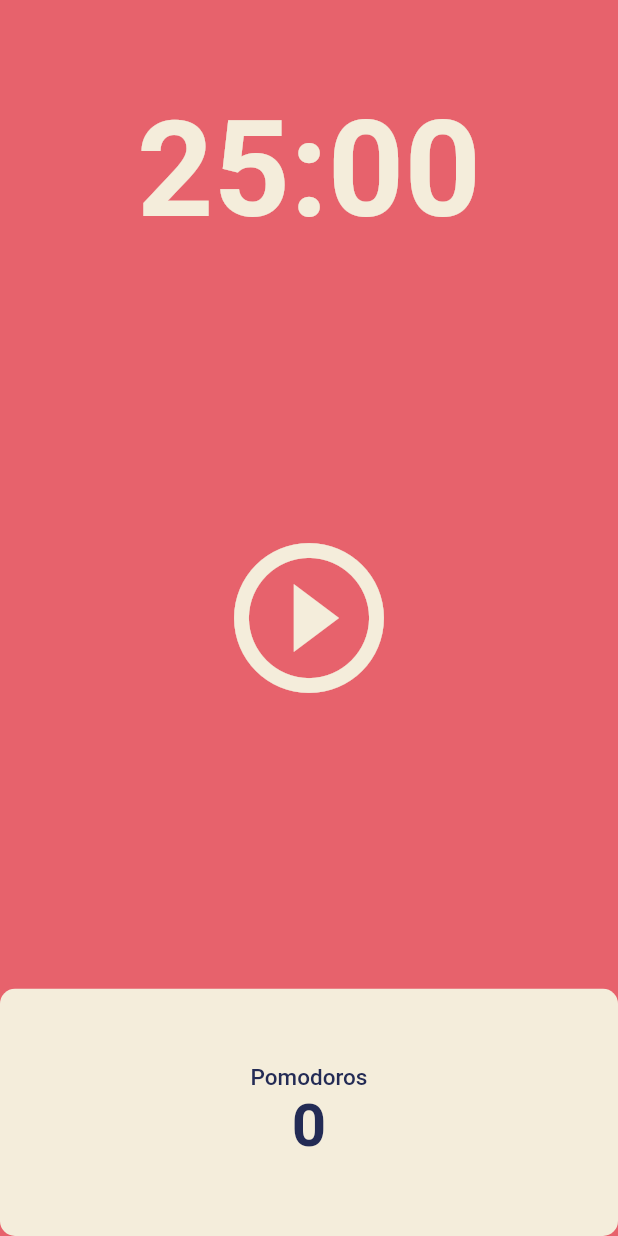
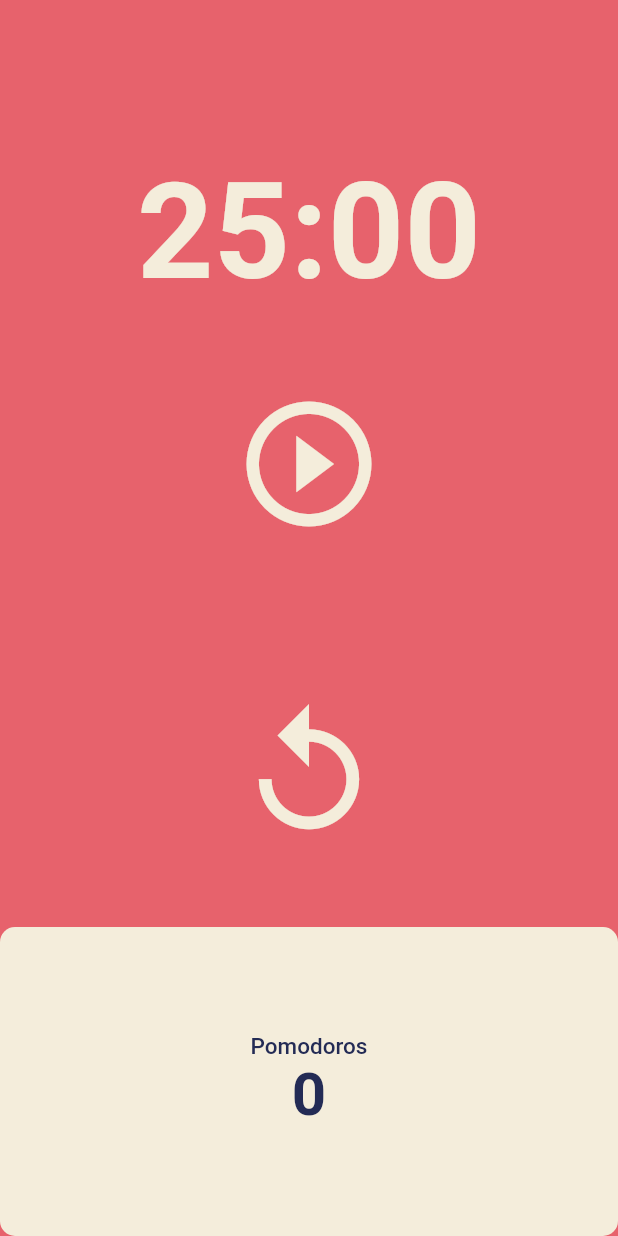
Before and after one commit to arty0928/Flutter_tutorial, a Flutter app: the screen it shows after launch, on a phone screen of 412 x 824 dp. Run offline on Flutter 3.47's test engine with Material 2 defaults, Android fonts, the phone set to English and light mode, and no system bars.

```diff
--- a/lib/screens/home_screen.dart
+++ b/lib/screens/home_screen.dart
@@ -47,6 +47,12 @@ class _HomeScreenState extends State<HomeScreen> {
     });
   }
 
+  void onRestartPressed() {
+    setState(() {
+      totalSeconds = twentyFiveMinutes;
+    });
+  }
+
   String format(int seconds) {
     var duration = Duration(seconds: seconds);
     return duration.toString().split(".").first.substring(2, 7);
@@ -73,15 +79,26 @@ class _HomeScreenState extends State<HomeScreen> {
             ),
           ),
           Flexible(
-            flex: 3,
+            flex: 1,
             child: Center(
               child: IconButton(
-                iconSize: 120,
+                iconSize: 100,
                 color: Theme.of(context).cardColor,
                 onPressed: isRunning ? onPausePressed : onStartPressed,
                 icon: Icon(isRunning
                     ? Icons.pause_circle_outline
                     : Icons.play_circle_outline),
+              ),
+            ),
+          ),
+          Flexible(
+            flex: 1,
+            child: Center(
+              child: IconButton(
+                iconSize: 100,
+                color: Theme.of(context).cardColor,
+                onPressed: onRestartPressed,
+                icon: const Icon(Icons.replay_outlined),
               ),
             ),
           ),
```
